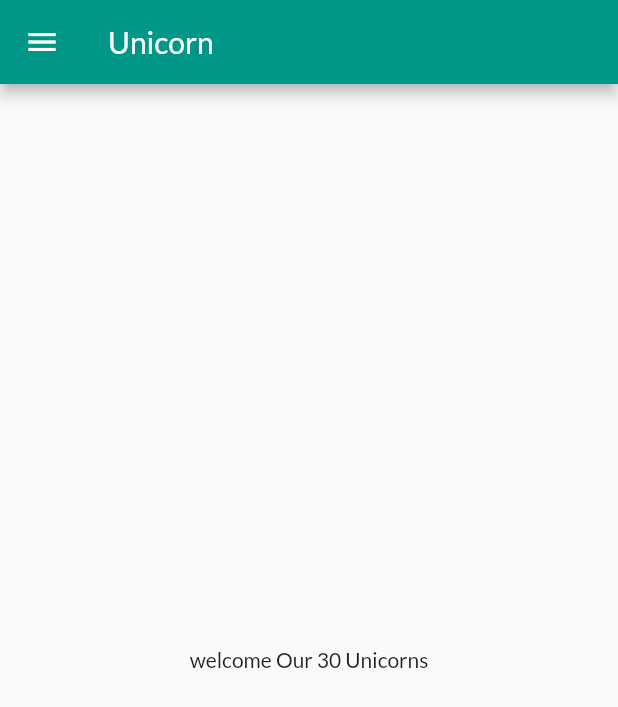
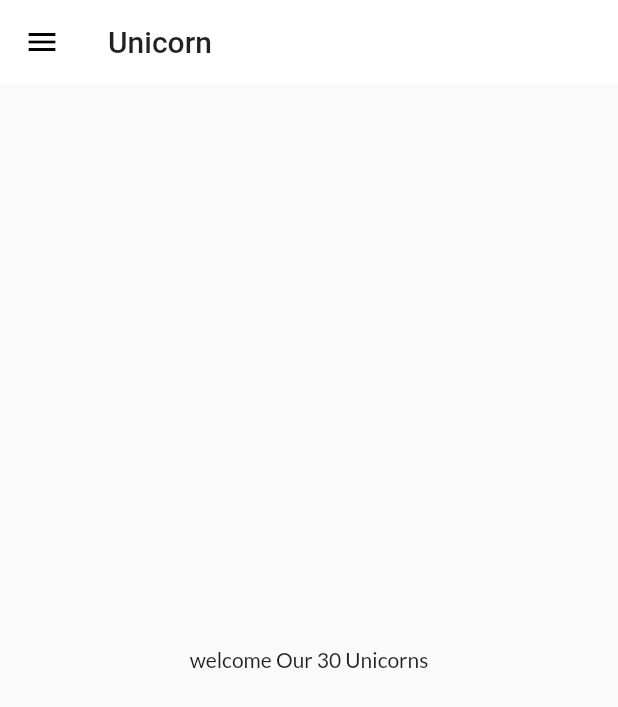
Before and after one commit to GauravRoy092/App-Dev, a Flutter app: the screen it shows after launch, on a phone screen of 412 x 824 dp. Shown: the top 707 px of the screen. Run offline on Flutter 3.47's test engine with Material 2 defaults, Android fonts, the phone set to English and light mode, and no system bars; our stand-ins replace google_fonts, matcher; missing offline and left inert: dart:html.

Commit message:
theme setup

```diff
--- a/unicorn/lib/main.dart
+++ b/unicorn/lib/main.dart
@@ -3,6 +3,7 @@ import 'package:unicorn/pages/home.dart';
 import 'package:unicorn/pages/login.dart';
 import 'package:google_fonts/google_fonts.dart';
 import 'package:unicorn/utils/routes.dart';
+import 'package:unicorn/widgets/theme.dart';
 
 void main() {
   runApp(unicorn());
@@ -17,9 +18,8 @@ class unicorn extends StatelessWidget {
     return MaterialApp(
       //home: homepage(),
       themeMode: ThemeMode.light,
-      theme: ThemeData(
-          primarySwatch: Colors.teal,
-          fontFamily: GoogleFonts.lato().fontFamily),
+      theme: MyTheme.lightTheme(context),
+      darkTheme: MyTheme.darkTheme(context),
       debugShowCheckedModeBanner: false,
       routes: {
         "/": (context) => homepage(),
--- /dev/null
+++ b/unicorn/lib/widgets/theme.dart
@@ -0,0 +1,18 @@
+import 'package:flutter/material.dart';
+import 'package:google_fonts/google_fonts.dart';
+
+class MyTheme {
+  static ThemeData lightTheme(BuildContext context) => ThemeData(
+      primarySwatch: Colors.teal,
+      fontFamily: GoogleFonts.lato().fontFamily,
+      appBarTheme: AppBarTheme(
+        color: Colors.white,
+        elevation: 0,
+        iconTheme: IconThemeData(color: Colors.black),
+        toolbarTextStyle: Theme.of(context).textTheme.bodyText2,
+        titleTextStyle: Theme.of(context).textTheme.headline6,
+      ));
+  static ThemeData darkTheme(BuildContext context) => ThemeData(
+        brightness: Brightness.dark,
+      );
+}
```
